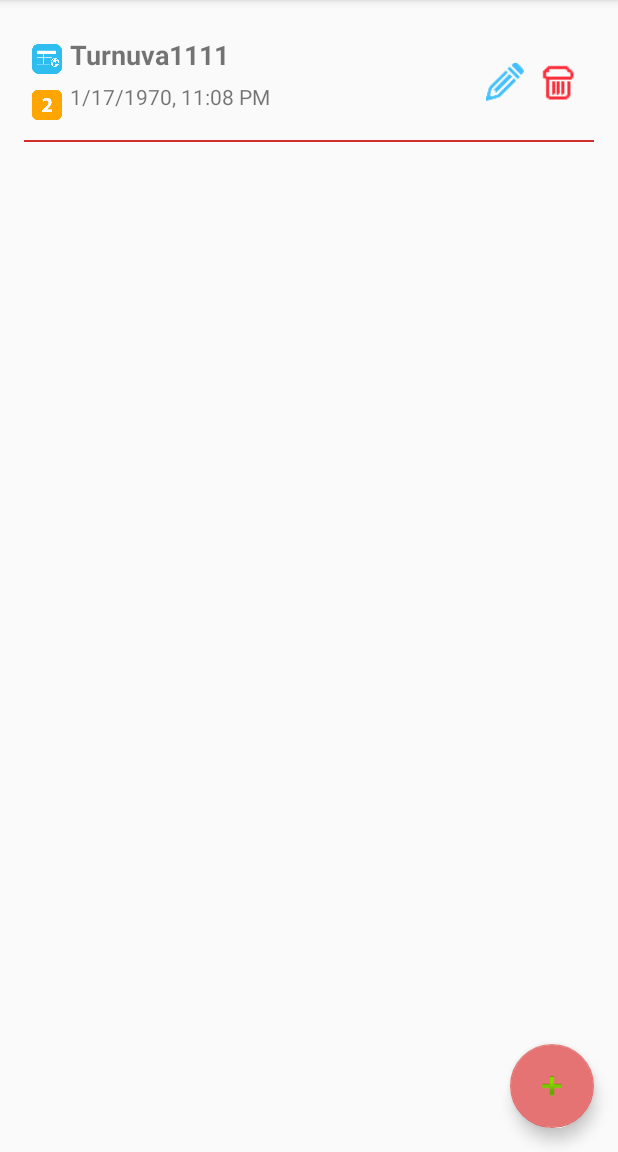
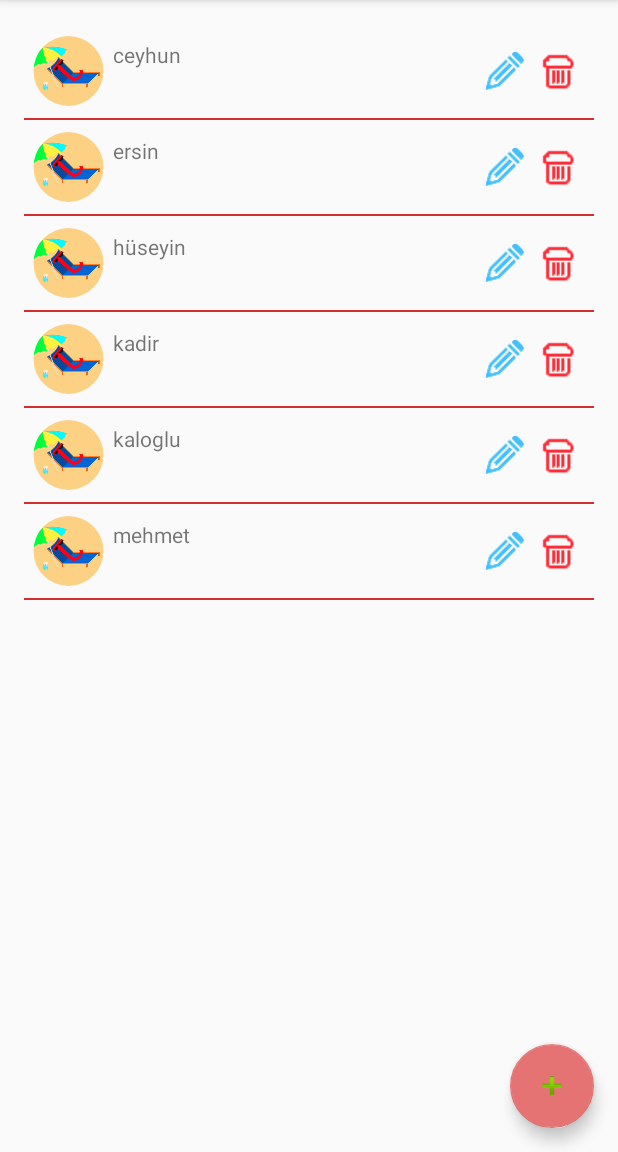
Before and after one commit to kaloglu/TournamentsApp, an Android app: the screen it shows after launch (MainActivity), on a phone screen of 412 x 824 dp, the part 84-1236 px from its top. Run offline under Robolectric (Android 15) with nearby library versions, the phone set to English and light mode, and no system bars; our stand-ins replace CircleImageView.

Commit message:
[Dialog Fragments] Implemented new Edit Screen for Tournaments and Players. Upgrade DAO methods about using or not to PrimaryKey. Fixed overrided ClickSubmitButton method for close after clicked. Fixed missing methods.

```diff
--- a/app/src/main/java/com/kaloglu/tournaments/MainActivity.java
+++ b/app/src/main/java/com/kaloglu/tournaments/MainActivity.java
@@ -25,7 +25,7 @@ public class MainActivity extends AppCompatActivity
         implements NavigationView.OnNavigationItemSelectedListener {
 
     private static BaseFragment activeFragment;
-    private static long tournamentId;
+    private static long tournamentId = Long.MAX_VALUE;
 
     public static void setActiveFragment(BaseFragment activeFragment) {
         MainActivity.activeFragment = activeFragment;
@@ -49,7 +49,7 @@ public class MainActivity extends AppCompatActivity
 //        });
 
         //Set Fragment initiallity
-        activeFragment = new TournamentsFragment();
+        activeFragment = new PlayersFragment();
         Commons.getFragment(MainActivity.this,activeFragment);
 
         DrawerLayout drawer = (DrawerLayout) findViewById(R.id.drawer_layout);
--- a/app/src/main/java/com/kaloglu/tournaments/databases/DBHelper.java
+++ b/app/src/main/java/com/kaloglu/tournaments/databases/DBHelper.java
@@ -87,65 +87,65 @@ public class DBHelper extends SQLiteOpenHelper {
 
     private void runDummyCreator() {
         //Tournaments...
-        tournaments.insert("1", "Turnuva1111", "1", "1", "1465684911");
+        tournaments.insert(true,"1", "Turnuva1111", "1", "1", "1465684911");
 
         //Teams...
-        teams.insert("1", "Bayern Munich");
-        teams.insert("2", "Chelsea");
-        teams.insert("3", "Paris SG");
-        teams.insert("4", "Juventus");
-        teams.insert("5", "Real Madrid");
-        teams.insert("6", "Liverpool");
+        teams.insert(true,"1", "Bayern Munich");
+        teams.insert(true,"2", "Chelsea");
+        teams.insert(true,"3", "Paris SG");
+        teams.insert(true,"4", "Juventus");
+        teams.insert(true,"5", "Real Madrid");
+        teams.insert(true,"6", "Liverpool");
 
         //Players...
-        players.insert("1", "kaloglu", "1");
-        players.insert("2", "ceyhun", "1");
-        players.insert("3", "mehmet", "2");
-        players.insert("4", "ersin", "3");
-        players.insert("5", "kadir", "4");
-        players.insert("6", "hüseyin", "5");
+        players.insert(true,"1", "kaloglu", "1");
+        players.insert(true,"2", "ceyhun", "1");
+        players.insert(true,"3", "mehmet", "2");
+        players.insert(true,"4", "ersin", "3");
+        players.insert(true,"5", "kadir", "4");
+        players.insert(true,"6", "hüseyin", "5");
 
         //Fixtures...
 
-        fixtures.insert("1", "1", "6", "1", "6", "3");
-        fixtures.insert("2", "1", "2", "2", "0", "4");
-        fixtures.insert("3", "1", "1", "3", "1", "5");
-        fixtures.insert("4", "1", "6", "1", "0", "2");
-        fixtures.insert("5", "1", "1", "6", "2", "3");
-        fixtures.insert("6", "1", "5", "2", "2", "4");
-        fixtures.insert("7", "1", "6", "2", "1", "1");
-        fixtures.insert("8", "1", "5", "0", "1", "2");
-        fixtures.insert("9", "1", "4", "3", "5", "3");
-        fixtures.insert("10", "1", "6", "2", "4", "5");
-        fixtures.insert("11", "1", "4", "5", "5", "1");
-        fixtures.insert("12", "1", "3", "3", "2", "2");
-        fixtures.insert("13", "1", "6", "1", "3", "4");
-        fixtures.insert("14", "1", "3", "3", "1", "5");
-        fixtures.insert("15", "1", "2", "4", "3", "1");
-        fixtures.insert("16", "1", "1", "3", "2", "2");
-        fixtures.insert("17", "1", "5", "2", "2", "3");
-        fixtures.insert("18", "1", "4", "2", "1", "6");
-        fixtures.insert("19", "1", "2", "1", "4", "3");
-        fixtures.insert("20", "1", "1", "8", "2", "4");
-        fixtures.insert("21", "1", "5", "4", "0", "6");
-        fixtures.insert("22", "1", "3", "NULL", "NULL", "4");
-        fixtures.insert("23", "1", "2", "2", "2", "5");
-        fixtures.insert("24", "1", "1", "NULL", "NULL", "6");
-        fixtures.insert("25", "1", "4", "NULL", "NULL", "5");
-        fixtures.insert("26", "1", "3", "2", "1", "1");
-        fixtures.insert("27", "1", "2", "NULL", "NULL", "6");
-        fixtures.insert("28", "1", "5", "NULL", "NULL", "1");
-        fixtures.insert("29", "1", "4", "NULL", "NULL", "2");
-        fixtures.insert("30", "1", "3", "NULL", "NULL", "6");
+        fixtures.insert(true,"1", "1", "6", "1", "6", "3");
+        fixtures.insert(true,"2", "1", "2", "2", "0", "4");
+        fixtures.insert(true,"3", "1", "1", "3", "1", "5");
+        fixtures.insert(true,"4", "1", "6", "1", "0", "2");
+        fixtures.insert(true,"5", "1", "1", "6", "2", "3");
+        fixtures.insert(true,"6", "1", "5", "2", "2", "4");
+        fixtures.insert(true,"7", "1", "6", "2", "1", "1");
+        fixtures.insert(true,"8", "1", "5", "0", "1", "2");
+        fixtures.insert(true,"9", "1", "4", "3", "5", "3");
+        fixtures.insert(true,"10", "1", "6", "2", "4", "5");
+        fixtures.insert(true,"11", "1", "4", "5", "5", "1");
+        fixtures.insert(true,"12", "1", "3", "3", "2", "2");
+        fixtures.insert(true,"13", "1", "6", "1", "3", "4");
+        fixtures.insert(true,"14", "1", "3", "3", "1", "5");
+        fixtures.insert(true,"15", "1", "2", "4", "3", "1");
+        fixtures.insert(true,"16", "1", "1", "3", "2", "2");
+        fixtures.insert(true,"17", "1", "5", "2", "2", "3");
+        fixtures.insert(true,"18", "1", "4", "2", "1", "6");
+        fixtures.insert(true,"19", "1", "2", "1", "4", "3");
+        fixtures.insert(true,"20", "1", "1", "8", "2", "4");
+        fixtures.insert(true,"21", "1", "5", "4", "0", "6");
+        fixtures.insert(true,"22", "1", "3", "NULL", "NULL", "4");
+        fixtures.insert(true,"23", "1", "2", "2", "2", "5");
+        fixtures.insert(true,"24", "1", "1", "NULL", "NULL", "6");
+        fixtures.insert(true,"25", "1", "4", "NULL", "NULL", "5");
+        fixtures.insert(true,"26", "1", "3", "2", "1", "1");
+        fixtures.insert(true,"27", "1", "2", "NULL", "NULL", "6");
+        fixtures.insert(true,"28", "1", "5", "NULL", "NULL", "1");
+        fixtures.insert(true,"29", "1", "4", "NULL", "NULL", "2");
+        fixtures.insert(true,"30", "1", "3", "NULL", "NULL", "6");
 
         //Details...
 
-        details.insert("1", "1", "1", "1");
-        details.insert("2", "1", "2", "1");
-        details.insert("3", "1", "3", "2");
-        details.insert("4", "1", "4", "3");
-        details.insert("5", "1", "5", "4");
-        details.insert("6", "1", "6", "5");
+        details.insert(true,"1", "1", "1", "1");
+        details.insert(true,"2", "1", "2", "1");
+        details.insert(true,"3", "1", "3", "2");
+        details.insert(true,"4", "1", "4", "3");
+        details.insert(true,"5", "1", "5", "4");
+        details.insert(true,"6", "1", "6", "5");
 
         //Cards...
 
--- a/app/src/main/java/com/kaloglu/tournaments/databases/dao/SqliteDAO.java
+++ b/app/src/main/java/com/kaloglu/tournaments/databases/dao/SqliteDAO.java
@@ -122,17 +122,21 @@ public abstract class SqliteDAO implements ISqliteDAO {
     }
 
     public ISqliteDAO save(String values) {
+        return save(false, values);
+    }
+
+    public ISqliteDAO save(boolean includeIdFields, String values) {
 
         String fields_str = "";
         Integer counter = 0;
         for (String field : fields) {
-//            if (field != primaryKey) {
-            if (counter < fields.length - 1) {
-                fields_str += field + ",";
-            } else {
-                fields_str += field;
+            if (includeIdFields || !field.equals(primaryKey)) {
+                if (counter < fields.length - 1) {
+                    fields_str += field + ",";
+                } else {
+                    fields_str += field;
+                }
             }
-//            }
 
             counter++;
 
@@ -144,6 +148,10 @@ public abstract class SqliteDAO implements ISqliteDAO {
     }
 
     public ISqliteDAO insert(String... values) {
+        return insert(false, values);
+    }
+
+    public ISqliteDAO insert(boolean includeIdField, String... values) {
         Log.d("ISqliteDAO", "insert");
         String strValues = "";
         Integer counter = 0;
@@ -155,11 +163,15 @@ public abstract class SqliteDAO implements ISqliteDAO {
             }
             counter++;
         }
-        return this.save(strValues);
+        return this.save(includeIdField, strValues);
     }
 
     public ISqliteDAO insert(BaseModel model) {
-        return this.save(model.getSaveableString());
+        return insert(false, model);
+    }
+
+    public ISqliteDAO insert(boolean includeIdfield, BaseModel model) {
+        return this.save(includeIdfield,model.getSaveableString());
     }
 
     public ISqliteDAO update(String[] columns, Object[] values) {
@@ -207,8 +219,7 @@ public abstract class SqliteDAO implements ISqliteDAO {
 
     public ISqliteDAO sort(String field, String sortby) {
         strSort = "ORDER BY " + field;
-        if (!sortby.equals(""))
-            strSort += " " + sortby + " ";
+        if (!sortby.equals("")) strSort += " " + sortby + " ";
         return this;
     }
 
@@ -324,8 +335,7 @@ public abstract class SqliteDAO implements ISqliteDAO {
             for (int i = 0; i < totalColumn; i++) {
                 if (cursor.getColumnName(i) != null) {
                     try {
-                        rowObject.put(cursor.getColumnName(i),
-                                cursor.getString(i));
+                        rowObject.put(cursor.getColumnName(i), cursor.getString(i));
                     } catch (Exception e) {
                         Log.d("cur2json", e.getMessage());
                     }
@@ -347,8 +357,7 @@ public abstract class SqliteDAO implements ISqliteDAO {
             for (int i = 0; i < totalColumn; i++) {
                 if (cursor.getColumnName(i) != null) {
                     try {
-                        rowObject.put(cursor.getColumnName(i),
-                                cursor.getString(i));
+                        rowObject.put(cursor.getColumnName(i), cursor.getString(i));
                     } catch (Exception e) {
                         Log.d("cur2json", e.getMessage());
                     }
--- a/app/src/main/java/com/kaloglu/tournaments/databases/tables/Players.java
+++ b/app/src/main/java/com/kaloglu/tournaments/databases/tables/Players.java
@@ -29,6 +29,7 @@ public class Players extends SqliteDAO {
     }
 
     public static Players getInstance() {
+        if (instance == null) throw new NullPointerException("instance not initialized yet!");
         return instance;
     }
 
@@ -37,21 +38,16 @@ public class Players extends SqliteDAO {
         teams = Teams.getInstance();
         primaryKey = "playerId";
         table_name = "Players";
-        fields = new String[]{
-                primaryKey,
-                "playerName",
-                "favoriteTeamId"
-        };
+        fields = new String[]{primaryKey, "playerName", "favoriteTeamId"};
     }
 
     @Override
     public String getCreateScript() {
-        return
-                "CREATE TABLE " + table_name + " (" +
-                        " `" + fields[0] + "` INTEGER NOT NULL PRIMARY KEY AUTOINCREMENT UNIQUE," +
-                        " `" + fields[1] + "` TEXT NOT NULL," +
-                        " `" + fields[2] + "` INTEGER NOT NULL," +
-                        " FOREIGN KEY(`" + fields[2] + "`) REFERENCES `" + teams.getTable() + "`(`" + teams.getPrimaryKey() + "`)" +
-                        " );";
+        return "CREATE TABLE " + table_name + " (" +
+                " `" + fields[0] + "` INTEGER NOT NULL PRIMARY KEY AUTOINCREMENT UNIQUE," +
+                " `" + fields[1] + "` TEXT NOT NULL," +
+                " `" + fields[2] + "` INTEGER NOT NULL," +
+                " FOREIGN KEY(`" + fields[2] + "`) REFERENCES `" + teams.getTable() + "`(`" + teams.getPrimaryKey() + "`)" +
+                " );";
     }
 }
--- a/app/src/main/java/com/kaloglu/tournaments/fragments/BaseFragment.java
+++ b/app/src/main/java/com/kaloglu/tournaments/fragments/BaseFragment.java
@@ -20,7 +20,7 @@ public abstract class BaseFragment extends Fragment {
     private int layoutResourceID;
     private View rootView;
     private boolean showFlierButton = false;
-    protected long tournamentId;
+    protected long tournamentId = Long.MAX_VALUE;
     public FloatingActionButton flierButton;
 
     protected abstract int setLayoutResourceID();
--- a/app/src/main/java/com/kaloglu/tournaments/fragments/PlayersFragment.java
+++ b/app/src/main/java/com/kaloglu/tournaments/fragments/PlayersFragment.java
@@ -11,6 +11,8 @@ import com.google.gson.reflect.TypeToken;
 import com.kaloglu.tournaments.R;
 import com.kaloglu.tournaments.adapters.PlayersAdapter;
 import com.kaloglu.tournaments.databases.tables.Players;
+import com.kaloglu.tournaments.fragments.edit.PlayerEdit;
+import com.kaloglu.tournaments.fragments.edit.TournamentEdit;
 import com.kaloglu.tournaments.models.PlayerModel;
 
 import java.util.ArrayList;
@@ -62,11 +64,22 @@ public class PlayersFragment extends BaseFragment {
 
     }
 
+    @Override
+    public void initFlyerButton() {
+        super.initFlyerButton();
+
+        flierButton.setOnClickListener(new View.OnClickListener() {
+            @Override
+            public void onClick(View v) {
+                PlayerEdit playerEdit = new PlayerEdit();
+                playerEdit.show(getFragmentManager(), "PlayerEdit");
+            }
+        });
+    }
+
     public ArrayList<PlayerModel> getPlayerList() {
         players = Players.getInstance(getActivity());
-        return players.find()
-                .sort("playerName", "ASC")
-                .getArray(new TypeToken<ArrayList<PlayerModel>>() {
-                });
+        return players.find().sort("playerName", "ASC").getArray(new TypeToken<ArrayList<PlayerModel>>() {
+        });
     }
 }
--- a/app/src/main/java/com/kaloglu/tournaments/fragments/edit/TournamentEdit.java
+++ b/app/src/main/java/com/kaloglu/tournaments/fragments/edit/TournamentEdit.java
@@ -58,13 +58,15 @@ public class TournamentEdit extends BaseEdit {
     @Override
     public void clickSubmitButton() {
         TournamentModel tournamentModel = new TournamentModel();
+        Tournaments tournaments = Tournaments.getInstance(getContext());
 
         tournamentModel.setName(editName.getText().toString());
         tournamentModel.setLeague(getRadiosBoolean(isLeagueRadios, R.string.tournamentEdit_label_league));
         tournamentModel.setHasRevenge(getRadiosBoolean(hasRevengeRadios, R.string.tournamentEdit_label_revenge));
 
-        Tournaments tournaments = Tournaments.getInstance(getContext());
         tournaments.insert(tournamentModel);
+
+        super.clickSubmitButton();
     }
 
 }
--- a/app/src/main/java/com/kaloglu/tournaments/models/PlayerModel.java
+++ b/app/src/main/java/com/kaloglu/tournaments/models/PlayerModel.java
@@ -3,10 +3,10 @@ package com.kaloglu.tournaments.models;
 /**
  * Created by kaloglu on 23/05/16.
  */
-public class PlayerModel {
-    private long playerId;
+public class PlayerModel extends BaseModel {
+    private long playerId = Long.MAX_VALUE;
     private String playerName;
-    private long favoriteTeamId;
+    private long favoriteTeamId = Long.MAX_VALUE;
     private String favoriteTeam;
 
     public PlayerModel() {
@@ -35,4 +35,14 @@ public class PlayerModel {
     public String getFavoriteTeam() {
         return favoriteTeam;
     }
+
+    public void setFavoriteTeamId(long favoriteTeamId) {
+        this.favoriteTeamId = favoriteTeamId;
+    }
+
+    @Override
+    public String getSaveableString() {
+        return "'" + playerName + "', " + favoriteTeamId + "";
+    }
+
 }
--- a/app/src/main/java/com/kaloglu/tournaments/models/TournamentModel.java
+++ b/app/src/main/java/com/kaloglu/tournaments/models/TournamentModel.java
@@ -57,7 +57,7 @@ public class TournamentModel extends BaseModel {
 
     @Override
     public String getSaveableString() {
-        return "'" + NullCheck(tournamentId, 0) + "', '" + tournamentName + "', '" + isLeague + "', '" + hasRevenge + "', '" + NullCheck(createTS, System.currentTimeMillis()) + "'";
+        return "'" + tournamentName + "', '" + isLeague + "', '" + hasRevenge + "', '" + NullCheck(createTS, System.currentTimeMillis()) + "'";
     }
 
 }
--- a/app/src/main/res/layout/row_tournament_edit.xml
+++ b/app/src/main/res/layout/row_tournament_edit.xml
@@ -76,14 +76,14 @@
             android:layout_width="0dp"
             android:layout_height="wrap_content"
             android:layout_weight="1"
-            android:text="@string/tournamentEdit_button_label_cancel" />
+            android:text="@string/button_label_cancel" />
 
         <Button
             android:id="@+id/tournamentEdit_button_submit"
             android:layout_width="0dp"
             android:layout_height="wrap_content"
             android:layout_weight="1"
-            android:text="@string/tournamentEdit_button_label_submit" />
+            android:text="@string/button_label_submit" />
 
     </LinearLayout>
 </LinearLayout>
```
Also changed, not shown: app/src/main/java/com/kaloglu/tournaments/Dummies.java (+97 -97 lines), app/src/main/java/com/kaloglu/tournaments/fragments/edit/BaseEdit.java (+14 -5 lines), app/src/main/java/com/kaloglu/tournaments/fragments/edit/PlayerEdit.java (added, +117 -0 lines), app/src/main/java/com/kaloglu/tournaments/models/BaseModel.java (+3 -4 lines), app/src/main/java/com/kaloglu/tournaments/models/CardModel.java (+9 -4 lines), app/src/main/java/com/kaloglu/tournaments/models/DetailModel.java (+10 -5 lines), app/src/main/java/com/kaloglu/tournaments/models/FixtureModel.java (+24 -11 lines), app/src/main/java/com/kaloglu/tournaments/models/TeamModel.java (+12 -2 lines), app/src/main/res/layout/row_player_edit.xml (added, +60 -0 lines), app/src/main/res/values/strings.xml (+8 -3 lines).
